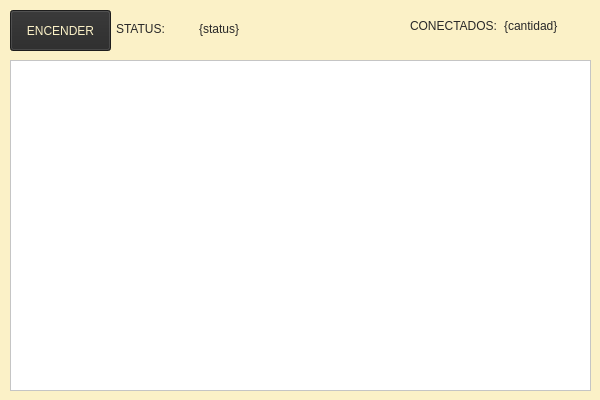
First picture: the form in server/views/server.ui, repository gRamos02/TCP-chat-room, before the edit.
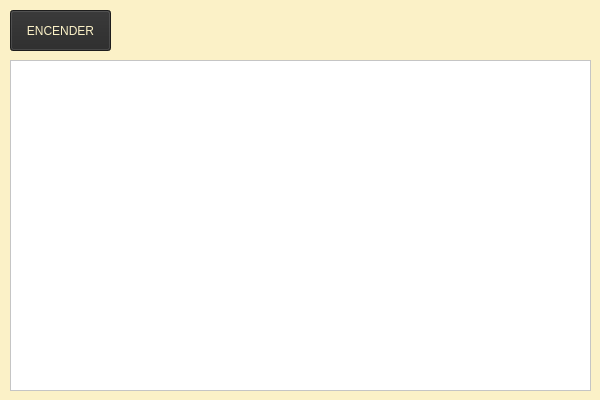
Second picture: the form after the edit.

Patch:
```diff
--- a/server/views/server.ui
+++ b/server/views/server.ui
@@ -70,50 +70,18 @@
     <rect>
      <x>116</x>
      <y>13</y>
-     <width>160</width>
+     <width>461</width>
      <height>31</height>
     </rect>
    </property>
    <layout class="QHBoxLayout" name="horizontalLayout">
-    <item>
-     <widget class="QLabel" name="label">
-      <property name="styleSheet">
-       <string notr="true">color: #282828;</string>
-      </property>
-      <property name="text">
-       <string>STATUS:</string>
-      </property>
-     </widget>
-    </item>
     <item>
      <widget class="QLabel" name="status_label">
       <property name="styleSheet">
        <string notr="true">color: #282828</string>
       </property>
       <property name="text">
-       <string>{status}</string>
-      </property>
-     </widget>
-    </item>
-   </layout>
-  </widget>
-  <widget class="QWidget" name="horizontalLayoutWidget_2">
-   <property name="geometry">
-    <rect>
-     <x>410</x>
-     <y>10</y>
-     <width>178</width>
-     <height>31</height>
-    </rect>
-   </property>
-   <layout class="QHBoxLayout" name="horizontalLayout_2">
-    <item>
-     <widget class="QLabel" name="label_3">
-      <property name="styleSheet">
-       <string notr="true">color: #282828;</string>
-      </property>
-      <property name="text">
-       <string>CONECTADOS:</string>
+       <string/>
       </property>
      </widget>
     </item>
@@ -123,7 +91,7 @@
        <string notr="true">color: #282828</string>
       </property>
       <property name="text">
-       <string>{cantidad}</string>
+       <string/>
       </property>
      </widget>
     </item>
```
